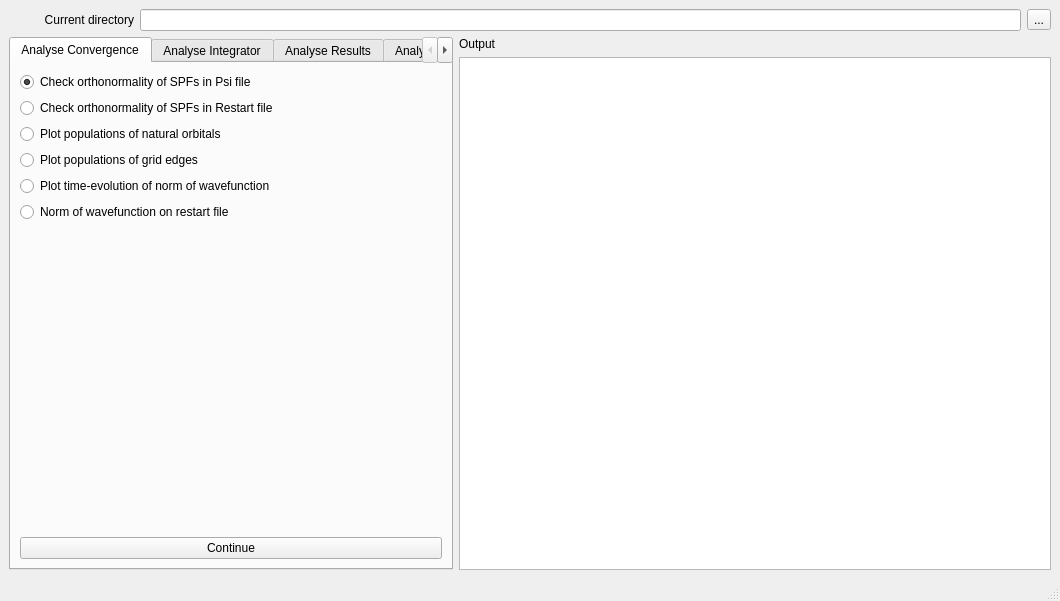
Before: the Qt Designer form source/analyse/gui_files/gui_analysis/ui_analysis.ui in wenzhaojia2000/msc-trajectory-analysis, drawn with Qt 5.
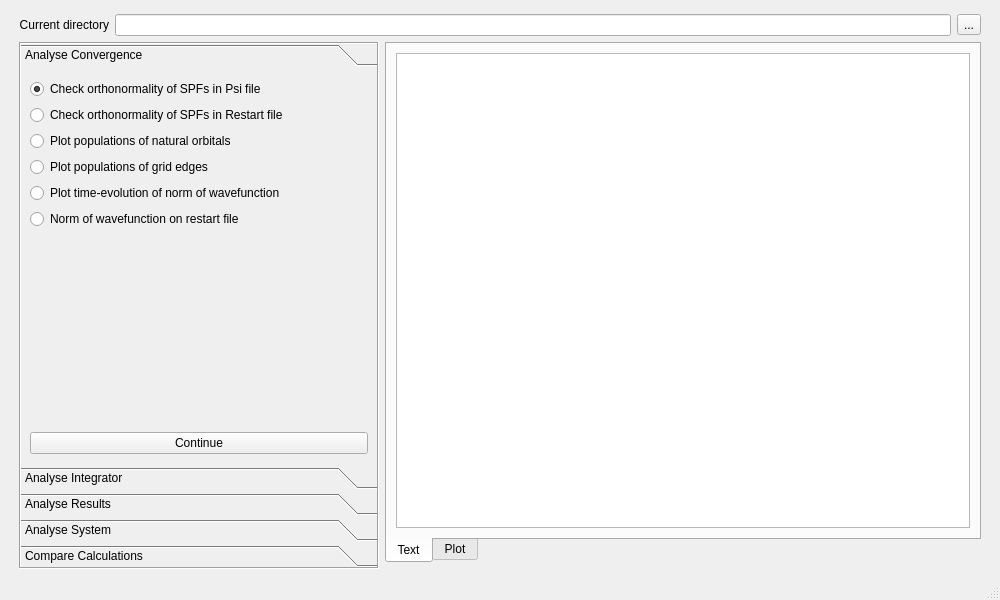
After: the same form once the commit is applied. Custom widgets are drawn as their Qt base class.

Commit message:
Change output to text and plot TabWidget, change analysis TabWidget to ToolBox
Fix size of toolbox and directory label so it doesn't expand horizontally

```diff
--- a/source/analyse/gui_files/gui_analysis/ui_analysis.ui
+++ b/source/analyse/gui_files/gui_analysis/ui_analysis.ui
@@ -6,8 +6,8 @@
    <rect>
     <x>0</x>
     <y>0</y>
-    <width>1060</width>
-    <height>601</height>
+    <width>1000</width>
+    <height>600</height>
    </rect>
   </property>
   <property name="windowTitle">
@@ -16,9 +16,34 @@
   <widget class="QWidget" name="centralwidget">
    <layout class="QVBoxLayout" name="verticalLayout_5">
     <item>
-     <layout class="QGridLayout" name="gridLayout" columnstretch="10,25,45,0">
+     <layout class="QGridLayout" name="gridLayout" columnstretch="0,0,50,0">
+      <property name="leftMargin">
+       <number>10</number>
+      </property>
+      <property name="topMargin">
+       <number>5</number>
+      </property>
+      <property name="rightMargin">
+       <number>10</number>
+      </property>
+      <item row="0" column="1" colspan="2">
+       <widget class="QLineEdit" name="dir_edit"/>
+      </item>
+      <item row="0" column="3">
+       <widget class="QToolButton" name="dir_edit_dialog">
+        <property name="text">
+         <string>...</string>
+        </property>
+       </widget>
+      </item>
       <item row="0" column="0">
        <widget class="QLabel" name="dir_label">
+        <property name="sizePolicy">
+         <sizepolicy hsizetype="Fixed" vsizetype="Fixed">
+          <horstretch>0</horstretch>
+          <verstretch>0</verstretch>
+         </sizepolicy>
+        </property>
         <property name="layoutDirection">
          <enum>Qt::LeftToRight</enum>
         </property>
@@ -33,23 +58,34 @@
         </property>
        </widget>
       </item>
-      <item row="0" column="1" colspan="2">
-       <widget class="QLineEdit" name="dir_edit"/>
-      </item>
-      <item row="0" column="3">
-       <widget class="QToolButton" name="dir_edit_dialog">
-        <property name="text">
-         <string>...</string>
-        </property>
-       </widget>
-      </item>
       <item row="1" column="0" rowspan="2" colspan="2">
-       <widget class="QTabWidget" name="tabWidget">
-        <property name="currentIndex">
+       <widget class="QToolBox" name="toolBox">
+        <property name="sizePolicy">
+         <sizepolicy hsizetype="Fixed" vsizetype="Preferred">
+          <horstretch>0</horstretch>
+          <verstretch>0</verstretch>
+         </sizepolicy>
+        </property>
+        <property name="minimumSize">
+         <size>
+          <width>360</width>
+          <height>0</height>
+         </size>
+        </property>
+        <property name="frameShape">
+         <enum>QFrame::Box</enum>
+        </property>
+        <property name="frameShadow">
+         <enum>QFrame::Sunken</enum>
+        </property>
+        <property name="midLineWidth">
          <number>0</number>
         </property>
-        <widget class="QWidget" name="analconv_tab">
-         <attribute name="title">
+        <property name="tabSpacing">
+         <number>4</number>
+        </property>
+        <widget class="QWidget" name="analconv_tab" native="true">
+         <attribute name="label">
           <string>Analyse Convergence</string>
          </attribute>
          <layout class="QVBoxLayout" name="verticalLayout">
@@ -124,8 +160,8 @@
           </item>
          </layout>
         </widget>
-        <widget class="QWidget" name="analint_tab">
-         <attribute name="title">
+        <widget class="QWidget" name="analint_tab" native="true">
+         <attribute name="label">
           <string>Analyse Integrator</string>
          </attribute>
          <layout class="QVBoxLayout" name="verticalLayout_2">
@@ -186,8 +222,8 @@
           </item>
          </layout>
         </widget>
-        <widget class="QWidget" name="analres_tab">
-         <attribute name="title">
+        <widget class="QWidget" name="analres_tab" native="true">
+         <attribute name="label">
           <string>Analyse Results</string>
          </attribute>
          <layout class="QVBoxLayout" name="verticalLayout_3">
@@ -353,8 +389,8 @@
           </item>
          </layout>
         </widget>
-        <widget class="QWidget" name="analsys_tab">
-         <attribute name="title">
+        <widget class="QWidget" name="analsys_tab" native="true">
+         <attribute name="label">
           <string>Analyse System</string>
          </attribute>
          <layout class="QVBoxLayout" name="verticalLayout_4">
@@ -415,33 +451,50 @@
           </item>
          </layout>
         </widget>
-        <widget class="QWidget" name="compcal_tab">
-         <attribute name="title">
+        <widget class="QWidget" name="compcal_tab" native="true">
+         <attribute name="label">
           <string>Compare Calculations</string>
          </attribute>
         </widget>
        </widget>
       </item>
-      <item row="2" column="2" colspan="2">
-       <widget class="QTextEdit" name="output_view">
-        <property name="font">
-         <font>
-          <family>Courier</family>
-         </font>
-        </property>
-        <property name="readOnly">
-         <bool>true</bool>
-        </property>
-       </widget>
-      </item>
       <item row="1" column="2" colspan="2">
-       <widget class="QLabel" name="output_label">
-        <property name="text">
-         <string>Output</string>
+       <widget class="QTabWidget" name="tabWidget">
+        <property name="tabPosition">
+         <enum>QTabWidget::South</enum>
         </property>
-        <property name="buddy">
-         <cstring>output_view</cstring>
+        <property name="currentIndex">
+         <number>0</number>
         </property>
+        <widget class="QWidget" name="output_text_tab">
+         <attribute name="title">
+          <string>Text</string>
+         </attribute>
+         <layout class="QVBoxLayout" name="verticalLayout_6">
+          <item>
+           <widget class="QTextEdit" name="output_text">
+            <property name="font">
+             <font>
+              <family>Courier</family>
+             </font>
+            </property>
+            <property name="readOnly">
+             <bool>true</bool>
+            </property>
+           </widget>
+          </item>
+         </layout>
+        </widget>
+        <widget class="QWidget" name="output_plot_tab">
+         <attribute name="title">
+          <string>Plot</string>
+         </attribute>
+         <layout class="QVBoxLayout" name="verticalLayout_7">
+          <item>
+           <widget class="PlotWidget" name="output_plot" native="true"/>
+          </item>
+         </layout>
+        </widget>
        </widget>
       </item>
      </layout>
@@ -460,6 +513,14 @@
   </widget>
   <widget class="QStatusBar" name="statusbar"/>
  </widget>
+ <customwidgets>
+  <customwidget>
+   <class>PlotWidget</class>
+   <extends>QWidget</extends>
+   <header>pyqtgraph</header>
+   <container>1</container>
+  </customwidget>
+ </customwidgets>
  <tabstops>
   <tabstop>dir_edit</tabstop>
   <tabstop>dir_edit_dialog</tabstop>
```
Left out of the diff: 5 changed lines with no effect on the pictures. The commit also changes 2 other files.
